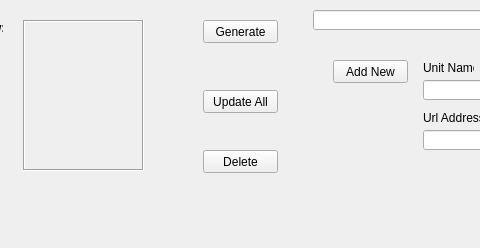
The window that GUI.ui (SeanMilty95/FinalScraper) describes before a commit, drawn with Qt 5; both pictures show x 87 to 567 and y 0 to 248 of the 705 by 248 pixel window.
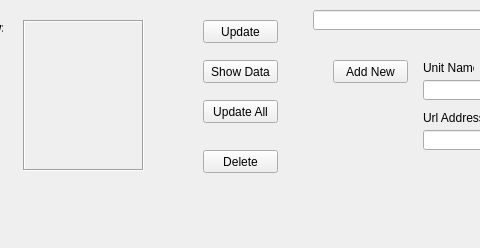
The same window after the commit.

Commit message: Added Show Page Button

```diff
--- a/GUI.ui
+++ b/GUI.ui
@@ -72,7 +72,7 @@
      </rect>
     </property>
     <property name="text">
-     <string>Generate</string>
+     <string>Update</string>
     </property>
    </widget>
    <widget class="QPushButton" name="pushButton_2">
@@ -92,7 +92,7 @@
     <property name="geometry">
      <rect>
       <x>290</x>
-      <y>90</y>
+      <y>100</y>
       <width>75</width>
       <height>23</height>
      </rect>
@@ -176,6 +176,19 @@
      <bool>false</bool>
     </property>
    </widget>
+   <widget class="QPushButton" name="show_data">
+    <property name="geometry">
+     <rect>
+      <x>290</x>
+      <y>60</y>
+      <width>75</width>
+      <height>23</height>
+     </rect>
+    </property>
+    <property name="text">
+     <string>Show Data</string>
+    </property>
+   </widget>
   </widget>
   <widget class="QMenuBar" name="menubar">
    <property name="geometry">
```
The commit also changes 2 other files.
